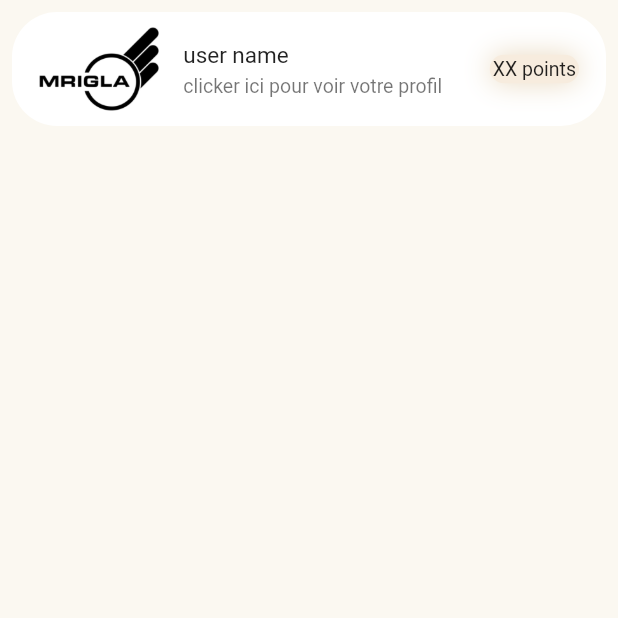
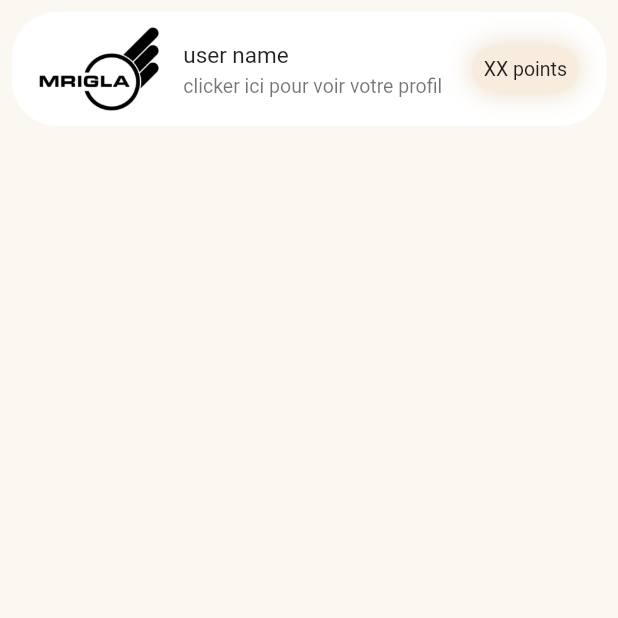
Before and after one commit to HoussemRabah/mrigla, a Flutter app: the screen it shows once a user with an empty profile is signed in, on a phone screen of 412 x 824 dp, the top half of it. Run offline on Flutter 3.47's test engine with Material 2 defaults, Android fonts, the light colour scheme and no system bars; drawn by our look-alikes of salomon_bottom_bar; our stand-ins replace bloc, cloud_firestore, firebase_auth, flutter_bloc, flutter_svg, ionicons and 1 more; accounts and stored records are empty.

Commit message:
improve UI

```diff
--- a/lib/UI/widgets/appbar.dart
+++ b/lib/UI/widgets/appbar.dart
@@ -1,4 +1,6 @@
 import 'package:flutter/material.dart';
+import 'package:flutter_bloc/flutter_bloc.dart';
+import '/../Bloc/bloc/auth_bloc.dart';
 import '/../constants.dart';
 
 class AppBarHome extends StatefulWidget {
@@ -30,7 +32,7 @@ class _AppBarHomeState extends State<AppBarHome> {
             style: textStyleSmall,
           ),
           trailing: Container(
-            padding: EdgeInsets.all(2.0),
+            padding: EdgeInsets.all(8.0),
             decoration: BoxDecoration(
                 color: colorForce,
                 borderRadius: borderRadius,
--- a/lib/UI/widgets/navigationbar.dart
+++ b/lib/UI/widgets/navigationbar.dart
@@ -10,6 +10,8 @@ class NavigationBarHome extends StatefulWidget {
   _NavigationBarHomeState createState() => _NavigationBarHomeState();
 }
 
+int _selectedIndex = 0;
+
 class _NavigationBarHomeState extends State<NavigationBarHome> {
   @override
   Widget build(BuildContext context) {
@@ -21,11 +23,17 @@ class _NavigationBarHomeState extends State<NavigationBarHome> {
       child: SalomonBottomBar(
           unselectedItemColor: colorForceBold,
           selectedItemColor: colorMain,
+          onTap: (index) {
+            setState(() {
+              _selectedIndex = index;
+            });
+          },
+          currentIndex: _selectedIndex,
           items: [
             SalomonBottomBarItem(
                 icon: Icon(Ionicons.rocket), title: Text('services')),
             SalomonBottomBarItem(
-                icon: Icon(Ionicons.pricetags), title: Text('mes commandes')),
+                icon: Icon(Ionicons.pricetags), title: Text('commandes')),
             SalomonBottomBarItem(
                 icon: Icon(Ionicons.storefront), title: Text('marcheé')),
             SalomonBottomBarItem(
```
